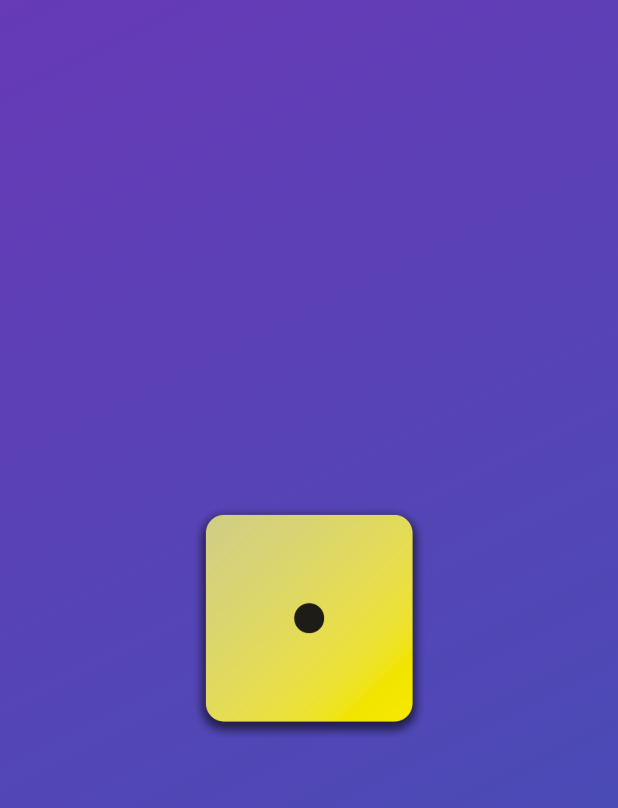
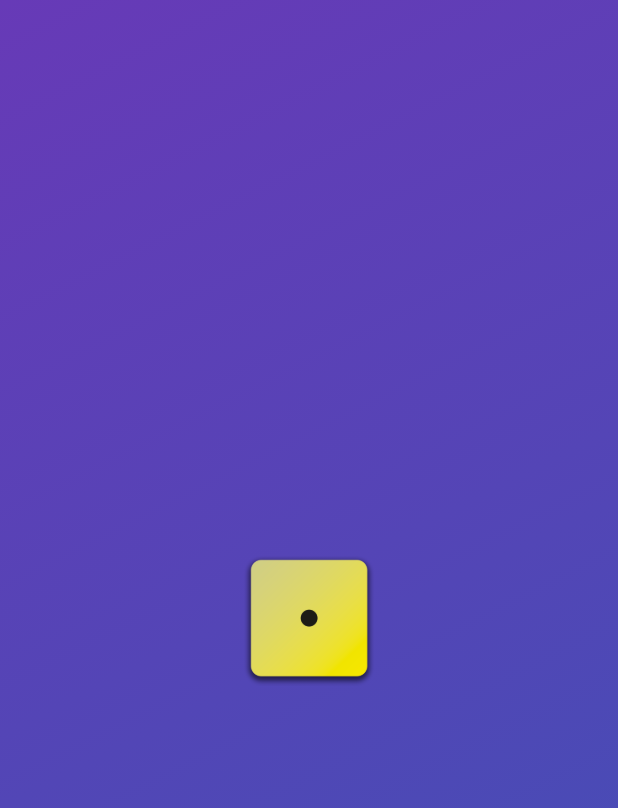
Before and after one commit to basabaich/flutter_displaying_images_and_using_multiple_constructor_functions, a Flutter app: the screen it shows after launch, on a phone screen of 412 x 824 dp. Shown: the top 808 px of the screen. Run offline on Flutter 3.47's test engine with Material 2 defaults, Android fonts, the light colour scheme and no system bars.

Commit message:
Third commit

```diff
--- a/lib/gradient_container.dart
+++ b/lib/gradient_container.dart
@@ -73,7 +73,7 @@ class GradientContainer extends StatelessWidget {
       child: Center(
         child: Image.asset(
           'assets/images/dice-1.png',
-          width: 160,
+          width: 90,
         ), //image.asset
       ), //Center
       //const StyledText('Hello World!'),
```
